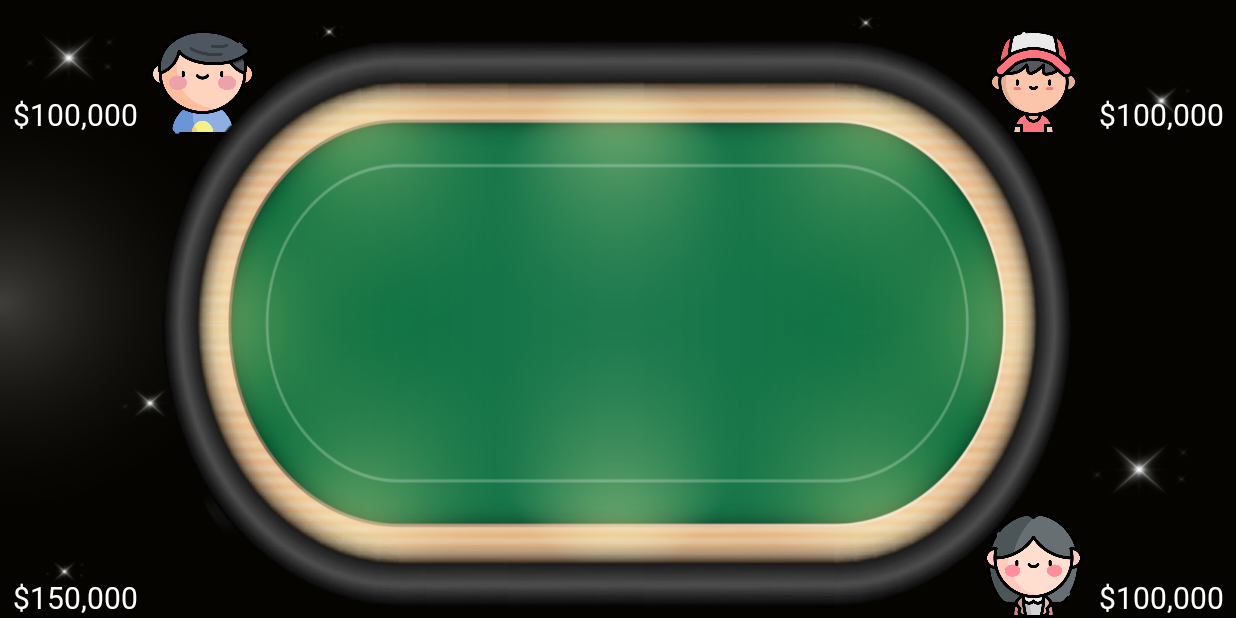
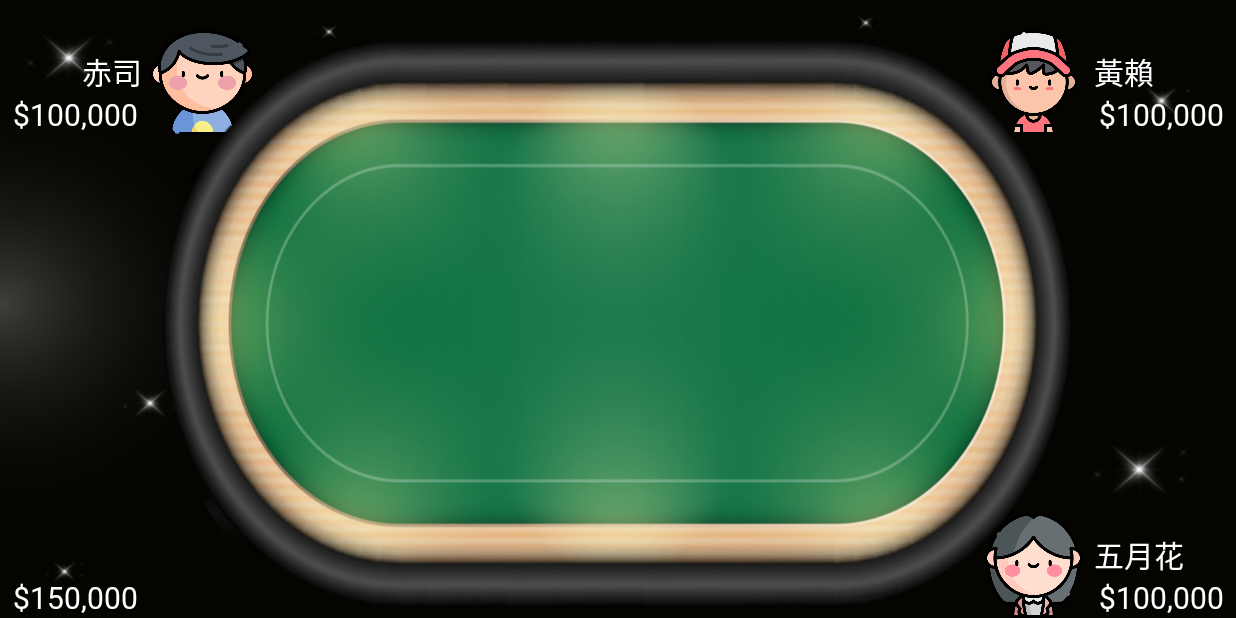
Before and after one commit to MichaelLin-TPE/Poker, an Android app: the BigTwoActivity screen opened directly, with no data from a screen before it, on a phone screen of 824 x 412 dp (held sideways). Run offline under Robolectric (Android 15) with nearby library versions, the phone set to English and light mode, and no system bars; our stand-ins replace RxJava, data binding; Roboto replaces fonts that are not available here; 1 statement that could not run was skipped.

```diff
--- a/app/src/main/java/com/michael/cardgame/application/MyApplication.kt
+++ b/app/src/main/java/com/michael/cardgame/application/MyApplication.kt
@@ -1,6 +1,7 @@
 package com.weather.sunny.application
 
 import android.app.Application
+import com.michael.cardgame.tool.SpeechTool
 
 class MyApplication : Application() {
     companion object{
--- a/app/src/main/java/com/michael/cardgame/bean/CardData.kt
+++ b/app/src/main/java/com/michael/cardgame/bean/CardData.kt
@@ -11,7 +11,7 @@ data class CardData(
     val centerImage: Int,
     var targetX: Float,
     var targetY: Float,
-    var cardView: View?,
+    @Transient var cardView: View?,
     var sid:Int,
     var isSelected:Boolean = false
 ) : Serializable
--- a/app/src/main/java/com/michael/cardgame/bean/LeftUserCardListData.kt
+++ b/app/src/main/java/com/michael/cardgame/bean/LeftUserCardListData.kt
@@ -4,5 +4,6 @@ import java.io.Serializable
 
 data class LeftUserCardListData(
     val cardList : MutableList<CardData>,
-    val userNum : Int
+    val userNum : Int,
+    val userName:String
 ) : Serializable
--- a/app/src/main/java/com/michael/cardgame/big_two/BigTwoActivity.kt
+++ b/app/src/main/java/com/michael/cardgame/big_two/BigTwoActivity.kt
@@ -71,6 +71,25 @@ class BigTwoActivity : BaseActivity() {
     }
 
     private fun handleLiveData() {
+
+        viewModel.showUserName.observe(this){
+            Log.i("Poker","member : ${it.second}")
+            when(it.second){
+                1 ->{
+                    binding.tvUser4Name.text = it.first
+                }
+                2 ->{
+                    binding.tvUser1Name.text = it.first
+                }
+                3 ->{
+                    binding.tvUser2Name.text = it.first
+                }
+                else ->{
+                    binding.tvUser3Name.text = it.first
+                }
+            }
+        }
+
         viewModel.showTotalAmount.observe(this){
             Log.i("Poker","member : ${it.second}")
             when(it.second){
--- a/app/src/main/java/com/michael/cardgame/home/HomeActivity.kt
+++ b/app/src/main/java/com/michael/cardgame/home/HomeActivity.kt
@@ -7,6 +7,7 @@ import com.michael.cardgame.R
 import com.michael.cardgame.base.BaseActivity
 import com.michael.cardgame.big_two.BigTwoActivity
 import com.michael.cardgame.databinding.ActivityHomeBinding
+import com.michael.cardgame.tool.SpeechTool
 
 class HomeActivity : BaseActivity() {
 
@@ -19,7 +20,7 @@ class HomeActivity : BaseActivity() {
         binding = DataBindingUtil.setContentView(this,R.layout.activity_home)
         viewModel = getViewModel(HomeViewModel::class.java)
 
-
+        SpeechTool.init(this)
         handleLiveData()
         initView()
     }
--- a/app/src/main/java/com/michael/cardgame/tool/Tool.kt
+++ b/app/src/main/java/com/michael/cardgame/tool/Tool.kt
@@ -54,6 +54,21 @@ object Tool {
     fun formatThousand(value: Int): String {
         val decimalFormat = DecimalFormat("#,###")
         return decimalFormat.format(value)
+    }
+
+    fun getNameArray() : MutableList<String>{
+        val dataList = mutableListOf<String>()
+        dataList.add("飛飛")
+        dataList.add("賭神")
+        dataList.add("小刀")
+        dataList.add("無花果")
+        dataList.add("涼糖")
+        dataList.add("五月花")
+        dataList.add("赤司")
+        dataList.add("火神")
+        dataList.add("黃賴")
+        dataList.add("影子")
+        return dataList
     }
 
     fun getAllCardList(): MutableList<CardData> {
@@ -127,7 +142,7 @@ object Tool {
     }
 
     fun showToast(msg: String) {
-        Toast.makeText(getContext(),msg,Toast.LENGTH_LONG).show()
+        Toast.makeText(getContext(),msg,Toast.LENGTH_SHORT).show()
     }
 
     fun getScreenWidth(activity:Activity) : Int{
--- a/app/src/main/res/layout/activity_main.xml
+++ b/app/src/main/res/layout/activity_main.xml
@@ -26,9 +26,19 @@
             android:textColor="@color/white"
             android:textSize="20sp"
             android:visibility="invisible"
-            app:layout_constraintBottom_toBottomOf="@id/iv_user2"
-            app:layout_constraintRight_toLeftOf="@id/iv_user1"
-            app:layout_constraintTop_toTopOf="@id/iv_user1" />
+            app:layout_constraintBottom_toTopOf="@id/tv_user1_name"
+            app:layout_constraintRight_toLeftOf="@id/iv_user1" />
+
+        <com.michael.cardgame.custom.CardTextView
+            android:id="@+id/tv_user1_name"
+            android:layout_width="wrap_content"
+            android:layout_marginEnd="5dp"
+            android:layout_height="wrap_content"
+            android:text="Michael"
+            android:textColor="@color/white"
+            android:textSize="20sp"
+            app:layout_constraintBottom_toTopOf="@id/tv_user1_amount"
+            app:layout_constraintRight_toLeftOf="@id/iv_user1" />
 
 
         <com.michael.cardgame.custom.CardTextView
@@ -68,6 +78,17 @@
             app:layout_constraintLeft_toRightOf="@id/iv_user3" />
 
         <com.michael.cardgame.custom.CardTextView
+            android:id="@+id/tv_user3_name"
+            android:layout_width="wrap_content"
+            android:layout_height="wrap_content"
+            android:text="Michael"
+            android:textColor="@color/white"
+            android:textSize="20sp"
+            android:layout_marginStart="5dp"
+            app:layout_constraintLeft_toRightOf="@id/iv_user2"
+            app:layout_constraintBottom_toTopOf="@id/tv_user3_amount" />
+
+        <com.michael.cardgame.custom.CardTextView
             android:id="@+id/tv_user4_amount"
             android:layout_width="0dp"
             android:layout_height="wrap_content"
@@ -78,6 +99,17 @@
             app:layout_constraintLeft_toLeftOf="parent"
             app:layout_constraintBottom_toBottomOf="@id/iv_user4"
             app:layout_constraintRight_toLeftOf="@id/iv_user4" />
+
+        <com.michael.cardgame.custom.CardTextView
+            android:id="@+id/tv_user4_name"
+            android:layout_width="wrap_content"
+            android:layout_height="wrap_content"
+            android:text="Michael"
+            android:textColor="@color/white"
+            android:textSize="20sp"
+            app:layout_constraintBottom_toTopOf="@id/tv_user4_amount"
+            android:layout_marginEnd="5dp"
+            app:layout_constraintRight_toLeftOf="@id/iv_user1" />
 
         <ImageView
             android:id="@+id/iv_user2"
@@ -96,9 +128,19 @@
             android:textColor="@color/white"
             android:textSize="20sp"
             android:visibility="invisible"
-            app:layout_constraintBottom_toBottomOf="@id/iv_user2"
+            app:layout_constraintBottom_toTopOf="@id/tv_user2_name"
+            app:layout_constraintLeft_toRightOf="@id/iv_user2" />
+
+        <com.michael.cardgame.custom.CardTextView
+            android:id="@+id/tv_user2_name"
+            android:layout_width="wrap_content"
+            android:layout_height="wrap_content"
+            android:text="Michael"
+            android:textColor="@color/white"
+            android:layout_marginStart="5dp"
+            android:textSize="20sp"
             app:layout_constraintLeft_toRightOf="@id/iv_user2"
-            app:layout_constraintTop_toTopOf="@id/iv_user2" />
+            app:layout_constraintBottom_toTopOf="@id/tv_user2_amount" />
 
 
         <com.michael.cardgame.custom.CardTextView
@@ -109,9 +151,8 @@
             android:textColor="@color/white"
             android:textSize="20sp"
             android:visibility="invisible"
-            app:layout_constraintBottom_toBottomOf="@id/iv_user3"
-            app:layout_constraintLeft_toRightOf="@id/iv_user3"
-            app:layout_constraintTop_toTopOf="@id/iv_user3" />
+            app:layout_constraintBottom_toTopOf="@id/tv_user3_name"
+            app:layout_constraintLeft_toRightOf="@id/iv_user3" />
 
 
         <ImageView
```
Also changed, not shown: app/src/main/java/com/michael/cardgame/big_two/BigTwoViewModel.kt (+81 -12 lines), app/src/main/java/com/michael/cardgame/dialog/ConfirmDialog.kt (+13 -4 lines), app/src/main/java/com/michael/cardgame/tool/PokerLogicTool.kt (+24 -8 lines), app/src/main/java/com/michael/cardgame/tool/SpeechTool.kt (added, +42 -0 lines), app/src/main/res/layout/dialog_confirm_layout.xml (+70 -65 lines).
